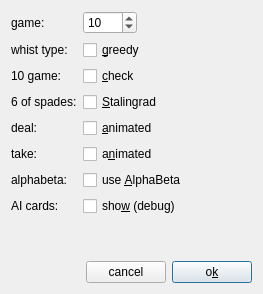
First picture: the form in src/ui/optform.ui, repository infsega/bbpref, before the edit.
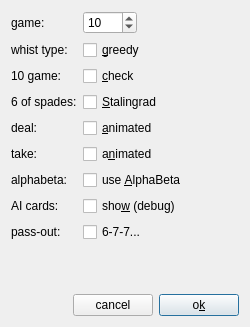
Second picture: the form after the edit.

Patch:
```diff
--- a/src/ui/optform.ui
+++ b/src/ui/optform.ui
@@ -6,8 +6,8 @@
    <rect>
     <x>0</x>
     <y>0</y>
-    <width>263</width>
-    <height>294</height>
+    <width>250</width>
+    <height>327</height>
    </rect>
   </property>
   <property name="windowTitle">
@@ -140,6 +140,20 @@
        </property>
       </widget>
      </item>
+     <item row="8" column="0">
+      <widget class="QLabel" name="lbPassX">
+       <property name="text">
+        <string>pass-out:</string>
+       </property>
+      </widget>
+     </item>
+     <item row="8" column="1">
+      <widget class="QCheckBox" name="cbAggPass">
+       <property name="text">
+        <string>6-7-7...</string>
+       </property>
+      </widget>
+     </item>
     </layout>
    </item>
    <item>
```
